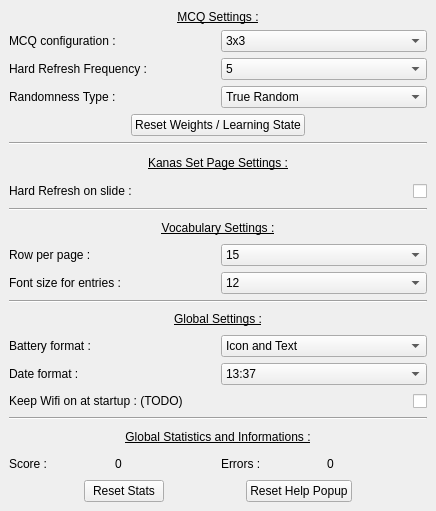
Qt form Src/appsettings.ui (Aryetis/Obenkyobo) before a commit.
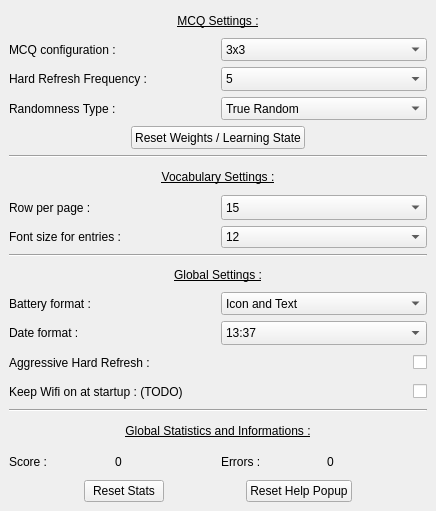
The same form after that commit.

Commit message: adding debug env var to debugEnd.sh script, trying ClearScreen stuff no hack working so far, made a wanabe bad screen list

Patch:
```diff
--- a/Src/appsettings.ui
+++ b/Src/appsettings.ui
@@ -13,7 +13,7 @@
   <property name="windowTitle">
    <string>Form</string>
   </property>
-  <layout class="QVBoxLayout" name="verticalLayout" stretch="5,0,2,0,3,0,4,0,3">
+  <layout class="QVBoxLayout" name="verticalLayout" stretch="5,0,3,0,5,0,3">
    <property name="spacing">
     <number>6</number>
    </property>
@@ -273,65 +273,6 @@
      </item>
     </layout>
    </item>
-   <item>
-    <widget class="Line" name="KanaLine">
-     <property name="orientation">
-      <enum>Qt::Horizontal</enum>
-     </property>
-    </widget>
-   </item>
-   <item>
-    <layout class="QVBoxLayout" name="KanaSetPageSettings">
-     <property name="topMargin">
-      <number>0</number>
-     </property>
-     <item>
-      <widget class="QLabel" name="label">
-       <property name="font">
-        <font>
-         <underline>true</underline>
-        </font>
-       </property>
-       <property name="text">
-        <string>Kanas Set Page Settings :</string>
-       </property>
-       <property name="alignment">
-        <set>Qt::AlignCenter</set>
-       </property>
-      </widget>
-     </item>
-     <item>
-      <layout class="QHBoxLayout" name="KanaSetPageSettingsLayout">
-       <property name="topMargin">
-        <number>0</number>
-       </property>
-       <item>
-        <widget class="QLabel" name="KanaHardRefreshLabel">
-         <property name="text">
-          <string>Hard Refresh on slide :</string>
-         </property>
-        </widget>
-       </item>
-       <item>
-        <widget class="QCheckBox" name="KanaHardRefreshCheckBox">
-         <property name="sizePolicy">
-          <sizepolicy hsizetype="Preferred" vsizetype="Preferred">
-           <horstretch>0</horstretch>
-           <verstretch>0</verstretch>
-          </sizepolicy>
-         </property>
-         <property name="layoutDirection">
-          <enum>Qt::RightToLeft</enum>
-         </property>
-         <property name="text">
-          <string/>
-         </property>
-        </widget>
-       </item>
-      </layout>
-     </item>
-    </layout>
-   </item>
    <item>
     <widget class="Line" name="VocabLine">
      <property name="orientation">
@@ -602,6 +543,36 @@
        </item>
       </layout>
      </item>
+     <item>
+      <layout class="QHBoxLayout" name="KanaSetPageSettingsLayout">
+       <property name="topMargin">
+        <number>0</number>
+       </property>
+       <item>
+        <widget class="QLabel" name="KanaHardRefreshLabel">
+         <property name="text">
+          <string>Aggressive Hard Refresh :</string>
+         </property>
+        </widget>
+       </item>
+       <item>
+        <widget class="QCheckBox" name="KanaHardRefreshCheckBox">
+         <property name="sizePolicy">
+          <sizepolicy hsizetype="Preferred" vsizetype="Preferred">
+           <horstretch>0</horstretch>
+           <verstretch>0</verstretch>
+          </sizepolicy>
+         </property>
+         <property name="layoutDirection">
+          <enum>Qt::RightToLeft</enum>
+         </property>
+         <property name="text">
+          <string/>
+         </property>
+        </widget>
+       </item>
+      </layout>
+     </item>
      <item>
       <layout class="QHBoxLayout" name="WifiLayout" stretch="1,1">
        <property name="topMargin">
```
The commit also changes 5 other files.
